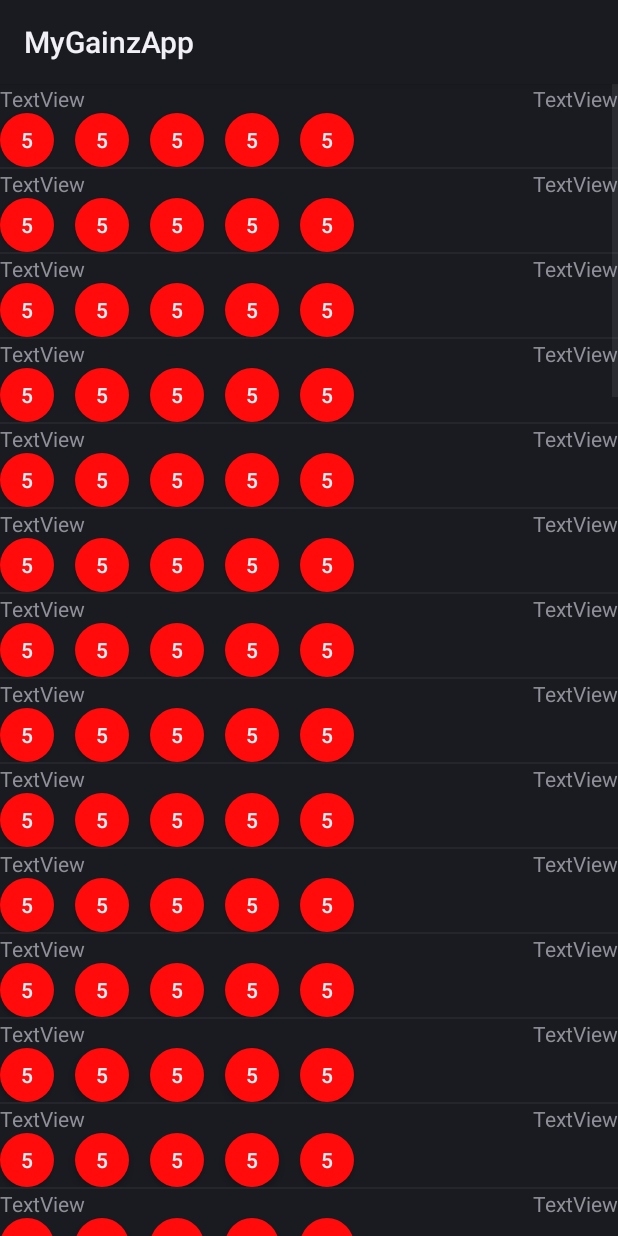
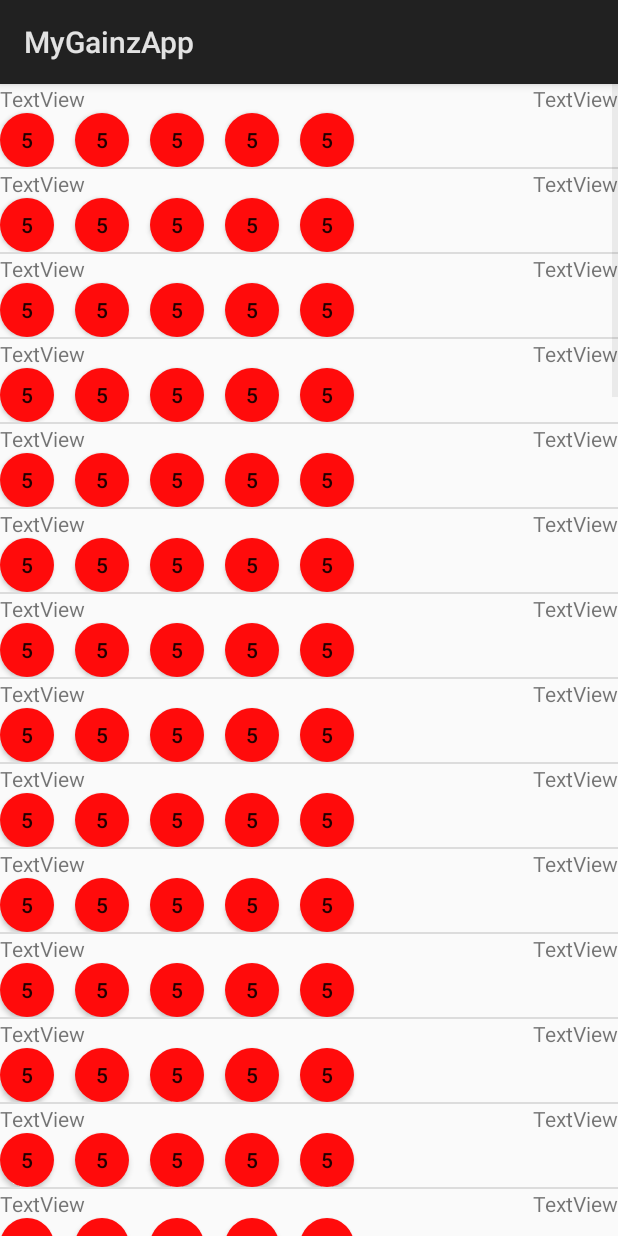
Before and after one commit to Roy0815/MyGainzApp, an Android app: the Main2Activity screen opened directly, with no data from a screen before it, on a phone screen of 412 x 824 dp. Run offline under Robolectric (Android 15) with nearby library versions, the phone set to English and light mode, and no system bars.

Commit message:
color schema update 1.3

```diff
--- a/app/src/main/AndroidManifest.xml
+++ b/app/src/main/AndroidManifest.xml
@@ -7,7 +7,8 @@
         android:icon="@mipmap/ic_launcher"
         android:label="@string/app_name"
         android:roundIcon="@mipmap/ic_launcher_round"
-        android:supportsRtl="true">
+        android:supportsRtl="true"
+        android:theme="@style/Gainz">
         <activity android:name=".MainActivity">
             <intent-filter>
                 <action android:name="android.intent.action.MAIN" />
--- a/app/src/main/res/values/styles.xml
+++ b/app/src/main/res/values/styles.xml
@@ -1,8 +1,12 @@
 <resources>
 
     <!-- Base application theme. -->
-    <style name="AppTheme" parent="android:Theme.Material.Light.DarkActionBar">
+    <style name="Gainz" parent="android:Theme.Material.Light.DarkActionBar">
         <!-- Customize your theme here. -->
+        <item name="colorPrimary">@color/colorPrimary</item>
+        <item name="colorPrimaryDark">@color/colorPrimaryDark</item>
+        <item name="colorAccent">@color/colorAccent</item>
+        <item name="android:statusBarColor">@color/colorPrimary</item>
     </style>
 
 </resources>
```
